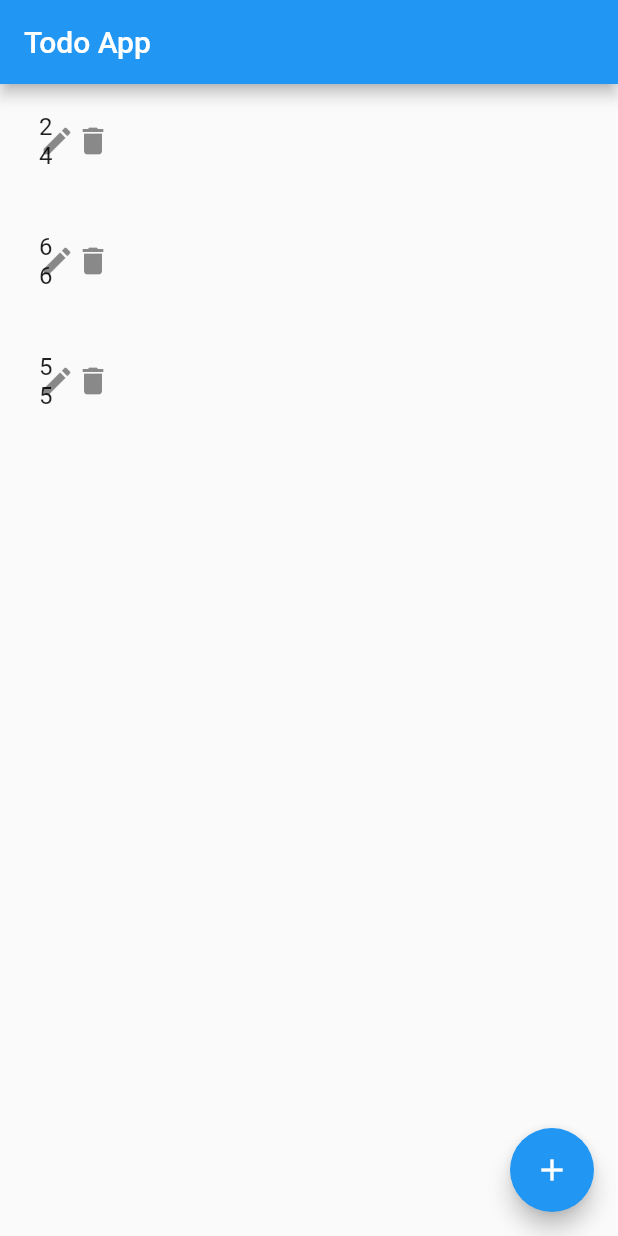
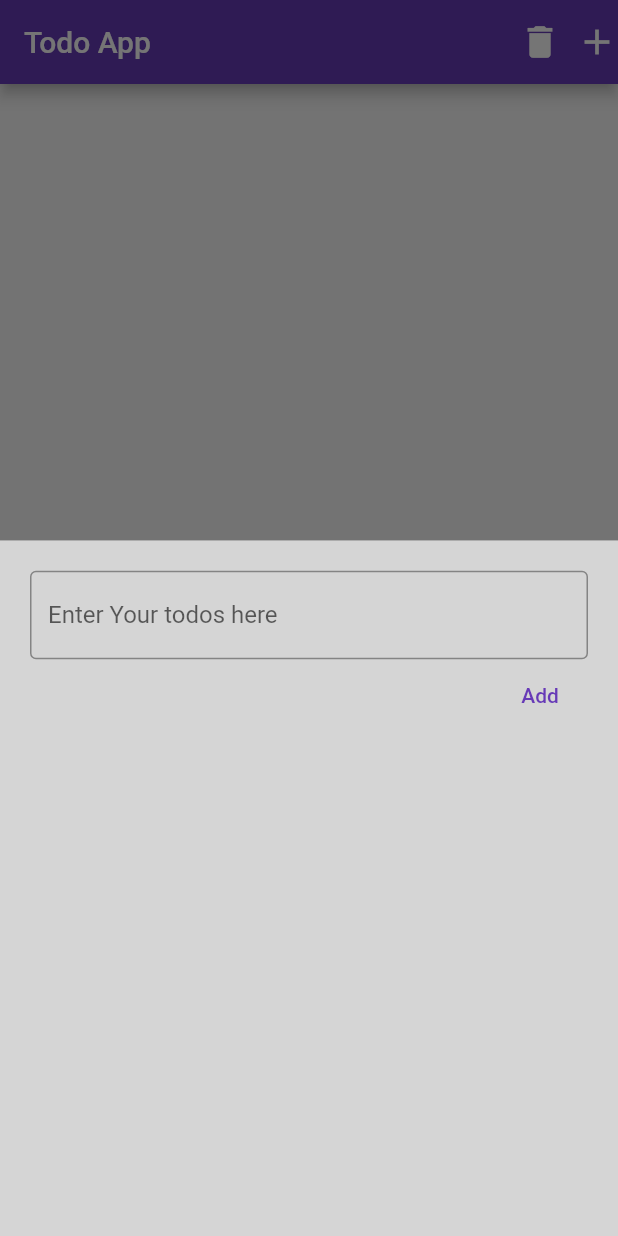
Before and after one commit to Shoaib2545/todo_app, a Flutter app: the screen it shows after launch, after a tap on the "add" icon, on a phone screen of 412 x 824 dp. Run offline on Flutter 3.47's test engine with Material 2 defaults, Android fonts, the phone set to English and light mode, and no system bars.

Commit message:
Todo app

```diff
--- a/lib/main.dart
+++ b/lib/main.dart
@@ -1,61 +1,23 @@
 import 'package:flutter/material.dart';
+import 'package:todo_app/provider/todo_list.dart';
+import 'package:todo_app/screens/home.dart';
+import 'package:provider/provider.dart';
 
 void main() {
   runApp(MyApp());
 }
-class MyApp extends StatefulWidget {
-  const MyApp({ Key key }) : super(key: key);
 
+class MyApp extends StatelessWidget {
+  const MyApp({Key? key}) : super(key: key);
   @override
-  _MyAppState createState() => _MyAppState();
-}
-
-class _MyAppState extends State<MyApp> {
-  @override
-
   Widget build(BuildContext context) {
-    var output = "";
-    final List lst = [24,66,55];
-    return MaterialApp(
-      home: Scaffold(
-      appBar: AppBar(
-        title: Text('Todo App'),
+    return ChangeNotifierProvider(
+      create: (_) => TodoListProvider(),
+      child: MaterialApp(
+        debugShowCheckedModeBanner: false,
+        theme: ThemeData(primarySwatch: Colors.deepPurple),
+        home: Home(),
       ),
-      floatingActionButton: FloatingActionButton(
-        child: Icon(Icons.add),
-        onPressed: (){
-          showDialog(context: context, builder: (context){
-            return AlertDialog(
-              title: Text('Add Item'),
-              content: TextField(
-                onChanged: (value){
-                  output = value;
-                },
-              ),
-            );
-          });
-        },
-      ),
-      body: ListView.builder(
-        itemCount: lst.length,
-        itemBuilder: (context,index){
-          return Container(
-            height: 60,
-            margin: EdgeInsets.all(10),
-            child: ListTile(
-              title: Text('${lst[index]}'),
-              trailing: Row(
-                children: [
-                  Icon(Icons.edit),
-                  Icon(Icons.delete),
-                ],
-
-              ),
-            ),
-          );
-        },
-      ),
-    ),
     );
   }
 }
--- /dev/null
+++ b/lib/provider/todo_list.dart
@@ -0,0 +1,28 @@
+import 'package:flutter/foundation.dart';
+
+class TodoListProvider with ChangeNotifier {
+  List<String> _todo = [];
+  List<String> get todo {
+    return [..._todo];
+  }
+
+  void addTodo(value) {
+    _todo.add(value);
+    notifyListeners();
+  }
+
+  void deleteTodo(value) {
+    _todo.remove(value);
+    notifyListeners();
+  }
+
+  void deleteAllTodo() {
+    _todo = [];
+    notifyListeners();
+  }
+
+  void editTodo(index, value) {
+    _todo[index] = value;
+    notifyListeners();
+  }
+}
--- /dev/null
+++ b/lib/screens/home.dart
@@ -0,0 +1,74 @@
+import 'package:flutter/material.dart';
+import 'package:provider/provider.dart';
+import 'package:todo_app/provider/todo_list.dart';
+import 'package:todo_app/widgets/add_todos.dart';
+import 'package:todo_app/widgets/list_builder_widget.dart';
+
+class Home extends StatelessWidget {
+  const Home({Key? key}) : super(key: key);
+
+  void addTodos(context) {
+    showModalBottomSheet(
+        context: context,
+        builder: (ctx) {
+          return AddTodos();
+        });
+  }
+
+  @override
+  Widget build(BuildContext context) {
+    final todoData = Provider.of<TodoListProvider>(context);
+    return Scaffold(
+        appBar: AppBar(
+          title: Text('Todo App'),
+          actions: [
+            InkWell(
+              onTap: () {
+                todoData.deleteAllTodo();
+              },
+              child: Icon(
+                Icons.delete,
+                size: 28,
+              ),
+            ),
+            SizedBox(
+              width: 10,
+            ),
+            InkWell(
+              onTap: () {
+                addTodos(context);
+              },
+              child: Icon(
+                Icons.add,
+                size: 28,
+              ),
+            ),
+          ],
+        ),
+        floatingActionButton: FloatingActionButton(
+          onPressed: () {
+            addTodos(context);
+          },
+          child: Icon(
+            Icons.add,
+            size: 32,
+          ),
+        ),
+        body: todoData.todo.length == 0
+            ? Center(
+                child: Text(
+                  'Nothing to show. \nTo add new todos press add button',
+                  textAlign: TextAlign.center,
+                ),
+              )
+            : ListView.builder(
+                itemCount: todoData.todo.length,
+                itemBuilder: (ctx, index) {
+                  return TodoListWidget(
+                    index: index,
+                    todoText: todoData.todo[index],
+                    deleteFunction: todoData.deleteTodo,
+                  );
+                }));
+  }
+}
--- /dev/null
+++ b/lib/widgets/add_todos.dart
@@ -0,0 +1,75 @@
+import 'package:flutter/material.dart';
+import 'package:provider/provider.dart';
+import 'package:todo_app/provider/todo_list.dart';
+
+class AddTodos extends StatefulWidget {
+  final int? index;
+  final String? textTodos;
+  const AddTodos({Key? key, this.textTodos, this.index}) : super(key: key);
+
+  @override
+  _AddTodosState createState() => _AddTodosState();
+}
+
+class _AddTodosState extends State<AddTodos> {
+  TextEditingController? _textController;
+
+  @override
+  void initState() {
+    super.initState();
+    _textController = TextEditingController(text: widget.textTodos);
+  }
+
+  @override
+  void dispose() {
+    super.dispose();
+    _textController!.dispose();
+  }
+
+  @override
+  Widget build(BuildContext context) {
+    final todoData = Provider.of<TodoListProvider>(context);
+    return Scaffold(
+      body: Container(
+        width: double.infinity,
+        height: MediaQuery.of(context).size.height * 0.8,
+        color: Colors.grey.withOpacity(0.4),
+        child: Container(
+          margin: EdgeInsets.symmetric(horizontal: 20),
+          child: Column(
+            crossAxisAlignment: CrossAxisAlignment.end,
+            children: [
+              SizedBox(
+                height: 20,
+              ),
+              TextField(
+                controller: _textController,
+                decoration: InputDecoration(
+                  border: OutlineInputBorder(),
+                  hintText: 'Enter Your todos here',
+                ),
+              ),
+              TextButton(
+                  onPressed: () {
+                    try {
+                      widget.index == null
+                          ? todoData.addTodo(_textController!.text)
+                          : todoData.editTodo(
+                              widget.index, _textController!.text);
+                    } catch (e) {
+                      print(e);
+                    } finally {
+                      Navigator.of(context).pop();
+                    }
+                  },
+                  child: Text('Add')),
+              SizedBox(
+                height: 20,
+              ),
+            ],
+          ),
+        ),
+      ),
+    );
+  }
+}
--- a/pubspec.yaml
+++ b/pubspec.yaml
@@ -18,17 +18,18 @@ publish_to: 'none' # Remove this line if you wish to publish to pub.dev
 version: 1.0.0+1
 
 environment:
-  sdk: ">=2.7.0 <3.0.0"
+  sdk: ">=2.12.0 <3.0.0"
 
 dependencies:
   flutter:
     sdk: flutter
 
 
+
   # The following adds the Cupertino Icons font to your application.
   # Use with the CupertinoIcons class for iOS style icons.
   cupertino_icons: ^1.0.2
-
+  provider: ^6.0.1
 dev_dependencies:
   flutter_test:
     sdk: flutter
```
Also changed, not shown: lib/widgets/list_builder_widget.dart (added, +93 -0 lines), pubspec.lock.
